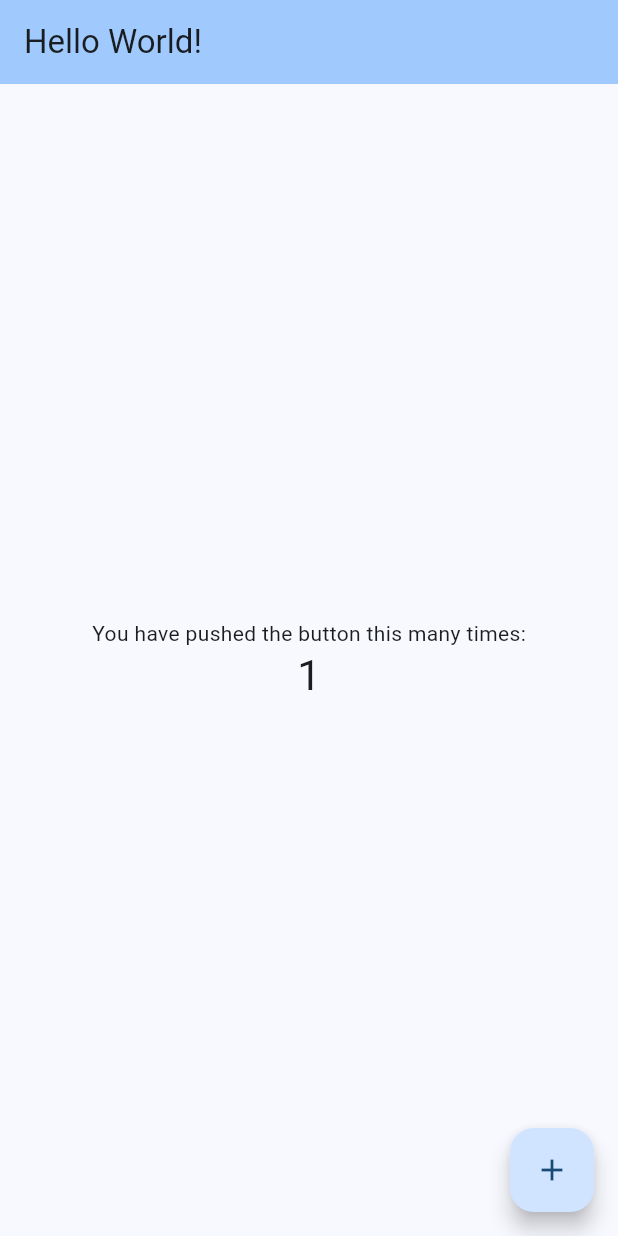
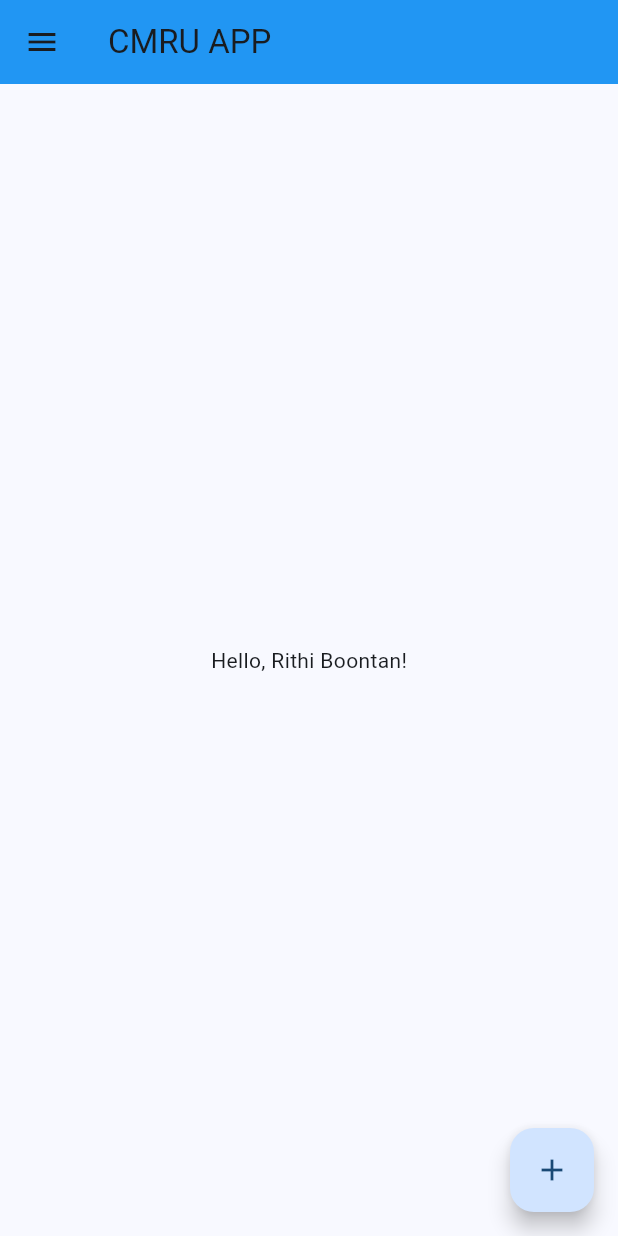
Before and after one commit to taniocom/cmru_app, a Flutter app: the screen it shows after launch, after a tap on the "add" icon, on a phone screen of 412 x 824 dp. Run offline on Flutter 3.47's test engine with Material 3 defaults, Android fonts, the phone set to English and light mode, and no system bars.

Commit message:
create Homescreen

```diff
--- a/lib/main.dart
+++ b/lib/main.dart
@@ -1,3 +1,4 @@
+import 'package:cmru_app/screen/home_screen.dart';
 import 'package:flutter/material.dart';
 
 void main() {
@@ -16,55 +17,11 @@ class MyApp extends StatelessWidget {
         colorScheme: ColorScheme.fromSeed(seedColor: Colors.blue),
         useMaterial3: true,
       ),
-      home: const MyHomePage(title: 'Hello World!'),
+      initialRoute:'/home',
+      routes: {
+        '/home': (context) => const HomeScreen(),
+        '/about': (context) => const AboutScreen(),
+      },
     );
   }
 }
-
-class MyHomePage extends StatefulWidget {
-  const MyHomePage({super.key, required this.title});
-
-  final String title;
-
-  @override
-  State<MyHomePage> createState() => _MyHomePageState();
-}
-
-class _MyHomePageState extends State<MyHomePage> {
-  int _counter = 0;
-
-  void _incrementCounter() {
-    setState(() {
-      _counter++;
-    });
-  }
-
-  @override
-  Widget build(BuildContext context) {
-    return Scaffold(
-      appBar: AppBar(
-        backgroundColor: Theme.of(context).colorScheme.inversePrimary,
-        title: Text(widget.title),
-      ),
-      body: Center(
-        child: Column(
-          mainAxisAlignment: MainAxisAlignment.center,
-          children: <Widget>[
-            const Text(
-              'You have pushed the button this many times:',
-            ),
-            Text(
-              '$_counter',
-              style: Theme.of(context).textTheme.headlineMedium,
-            ),
-          ],
-        ),
-      ),
-      floatingActionButton: FloatingActionButton(
-        onPressed: _incrementCounter,
-        tooltip: 'Increment',
-        child: const Icon(Icons.add),
-      ), // This trailing comma makes auto-formatting nicer for build methods.
-    );
-  }
-}
--- /dev/null
+++ b/lib/screen/home_screen.dart
@@ -0,0 +1,52 @@
+import 'package:flutter/material.dart';
+
+class HomeScreen extends StatefulWidget {
+  static const String routeName = '/home';
+  const HomeScreen({super.key});
+
+  @override
+  State<HomeScreen> createState() => _HomeScreenState();
+}
+
+class _HomeScreenState extends State<HomeScreen> {
+  String name = 'Boontan Rithitraipop';
+
+  void changeName() {
+    setState(() {
+      name = 'Rithi Boontan';
+    });
+  }
+
+
+
+  @override
+  Widget build(BuildContext context) {
+    return Scaffold(
+      drawer: const Drawer(
+      ),
+      appBar: AppBar(
+        title: const Text('CMRU APP'),
+        backgroundColor: Colors.blue,
+      ),
+      body: Center(
+        child: Text("Hello, $name!"),
+      ),
+      floatingActionButton: FloatingActionButton(
+        onPressed: () {
+          changeName();
+        },
+        tooltip: 'Increment',
+        child: const Icon(Icons.add),
+      ),
+    );
+  }
+}
+
+class AboutScreen extends StatelessWidget {
+  const AboutScreen({super.key});
+
+  @override
+  Widget build(BuildContext context) {
+    return const Placeholder();
+  }
+}
```
